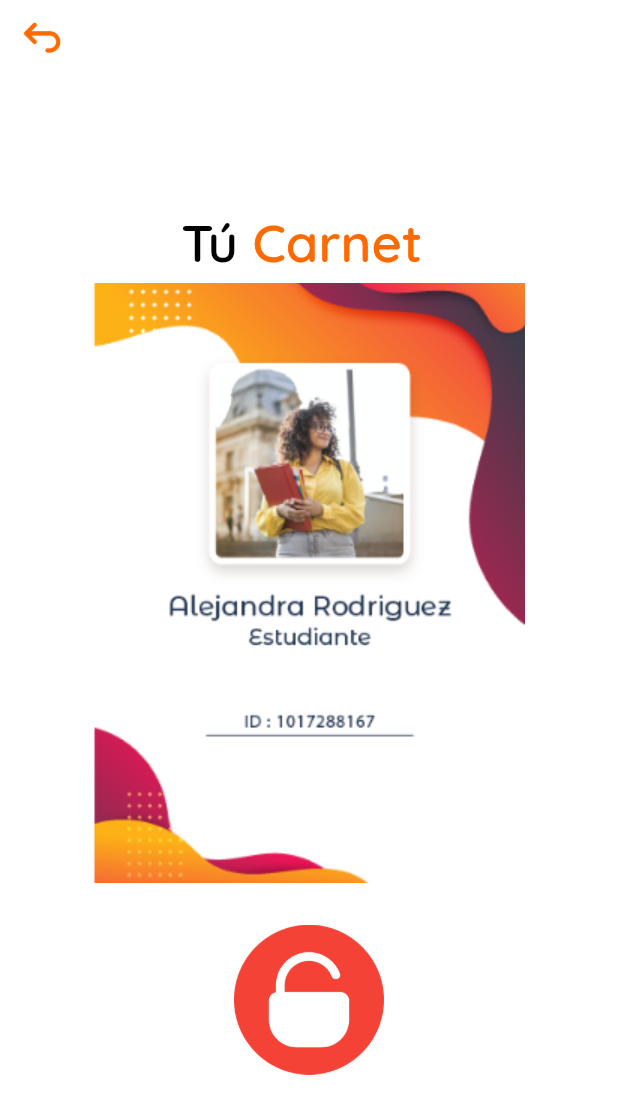
After one commit to CamiloMarin/Proyecto_Aplicado_Uppah, a Flutter app: the DigitalCard screen opened directly, on a phone screen of 412 x 824 dp. The commit adds this screen. Shown: the top 1114 px of the screen. Run offline on Flutter 3.47's test engine with Material 2 defaults, Android fonts, the phone set to English and light mode, and no system bars; our stand-ins replace cloud_firestore, firebase_auth, firebase_core, google_fonts, google_nav_bar, rflutter_alert; accounts and stored records are empty; statements that could not run were skipped.

Commit message:
Screen de Carnet Digital y dependencias de nfc
*Android manifiest nfc / ndef
*flutter_nfc_kit 3.2.0 (3.3.1 available) y todas sus dependencias
*json_annotation 4.7.0
*ndef 0.3.1 y todas sus dependencias
*uuid 3.0.6
*Foto de carnet
*Imagen de flecha hacia atrás
*Screen de Carnet digital

```diff
--- /dev/null
+++ b/uppah_0_0_0/lib/pages/digital_card_page.dart
@@ -0,0 +1,120 @@
+import 'dart:convert';
+
+import 'package:flutter/material.dart';
+import 'package:cloud_firestore/cloud_firestore.dart';
+import 'package:firebase_auth/firebase_auth.dart';
+import 'package:rflutter_alert/rflutter_alert.dart';
+import 'package:google_fonts/google_fonts.dart';
+
+// Paginas
+import 'package:uppah_0_0_0/pages/home_page.dart';
+
+class DigitalCard extends StatefulWidget {
+  const DigitalCard({super.key});
+
+  @override
+  State<DigitalCard> createState() => _DigitalCardState();
+}
+
+class _DigitalCardState extends State<DigitalCard> {
+  final user = FirebaseAuth.instance.currentUser!;
+  @override
+  Widget build(BuildContext context) {
+    return Scaffold(
+      backgroundColor: Color.fromARGB(255, 255, 255, 255),
+      appBar: AppBar(
+        toolbarHeight: 50, // tamaño del appbar
+        elevation: 0,
+        backgroundColor: Color.fromARGB(255, 255, 255, 255),
+        leading: (IconButton(
+          onPressed: () {
+            Navigator.push(
+              context,
+              MaterialPageRoute(builder: (context) => const HomePage()),
+            );
+          },
+          icon: Image.asset('assets/BackArrow.png'),
+          iconSize: 60.0,
+        )),
+      ),
+      body: Center(
+        child: Column(
+          mainAxisAlignment: MainAxisAlignment.center,
+          children: [
+            Padding(
+              padding: const EdgeInsets.only(top: 0.0, bottom: 00.0),
+              child: Column(
+                children: [
+                  Row(
+                    mainAxisAlignment: MainAxisAlignment.center,
+                    crossAxisAlignment: CrossAxisAlignment.center,
+                    children: [
+                      Text(
+                        'Tú ',
+                        style: GoogleFonts.quicksand(
+                          color: Colors.black,
+                          fontWeight: FontWeight.w600,
+                          fontSize: 35.0,
+                        ),
+                      ),
+                      Text(
+                        'Carnet ',
+                        style: GoogleFonts.quicksand(
+                          color: Color.fromARGB(255, 255, 106, 0),
+                          fontWeight: FontWeight.w600,
+                          fontSize: 35.0,
+                        ),
+                      ),
+                    ],
+                  ),
+                ],
+              ),
+            ),
+            SizedBox(height: 5),
+            Padding(
+              padding: const EdgeInsets.only(bottom: 00.0),
+              child: Column(
+                children: [
+                  Row(
+                    mainAxisAlignment: MainAxisAlignment.center,
+                    crossAxisAlignment: CrossAxisAlignment.center,
+                    children: [
+                      Image.asset('assets/CarnetDigital.PNG',
+                          width: 288, height: 400, fit: BoxFit.cover)
+                    ],
+                  ),
+                ],
+              ),
+            ),
+            SizedBox(height: 0),
+            Padding(
+              padding: const EdgeInsets.only(top: 20.0, bottom: 10.0),
+              child: Column(
+                children: [
+                  Row(
+                    mainAxisAlignment: MainAxisAlignment.center,
+                    crossAxisAlignment: CrossAxisAlignment.center,
+                    children: [
+                      IconButton(
+                        onPressed: () {
+                          // Se activa el nfc
+                          child
+
+
+
+                        },
+                        icon: Image.asset("assets/unlocked (1).png"),
+                        iconSize: 100.0,
+                        splashRadius: 70,
+                      ),
+                    ],
+                  )
+                ],
+              ),
+            ),
+          ],
+        ),
+      ),
+    );
+  }
+}
--- a/uppah_0_0_0/lib/pages/home_page.dart
+++ b/uppah_0_0_0/lib/pages/home_page.dart
@@ -4,6 +4,7 @@ import 'package:flutter/material.dart';
 import 'package:google_fonts/google_fonts.dart';
 import 'package:google_nav_bar/google_nav_bar.dart';
 import 'package:uppah_0_0_0/pages/gym_page.dart';
+import 'package:uppah_0_0_0/pages/digital_card_page.dart';
 
 class HomePage extends StatefulWidget {
   const HomePage({super.key});
@@ -109,7 +110,14 @@ class _HomePageState extends State<HomePage> {
                         Column(
                           children: [
                             IconButton(
-                              onPressed: null,
+                              onPressed: () {
+                                Navigator.push(
+                                  context,
+                                  MaterialPageRoute(
+                                      builder: (context) =>
+                                          const DigitalCard()),
+                                );
+                              },
                               icon: Image.asset("assets/BotonCarnet.png"),
                               iconSize: 80.0,
                             ),
--- a/uppah_0_0_0/pubspec.yaml
+++ b/uppah_0_0_0/pubspec.yaml
@@ -44,6 +44,8 @@ dependencies:
 
   #Fonts
   google_fonts: ^2.0.0
+  flutter_nfc_kit: ^3.2.0
+  ndef: ^0.3.1
 
 
 dev_dependencies:
```
Also changed, not shown: uppah_0_0_0/assets/BackArrow.png (added), uppah_0_0_0/assets/CarnetDigital.PNG (added), uppah_0_0_0/pubspec.lock, 1 other file.
